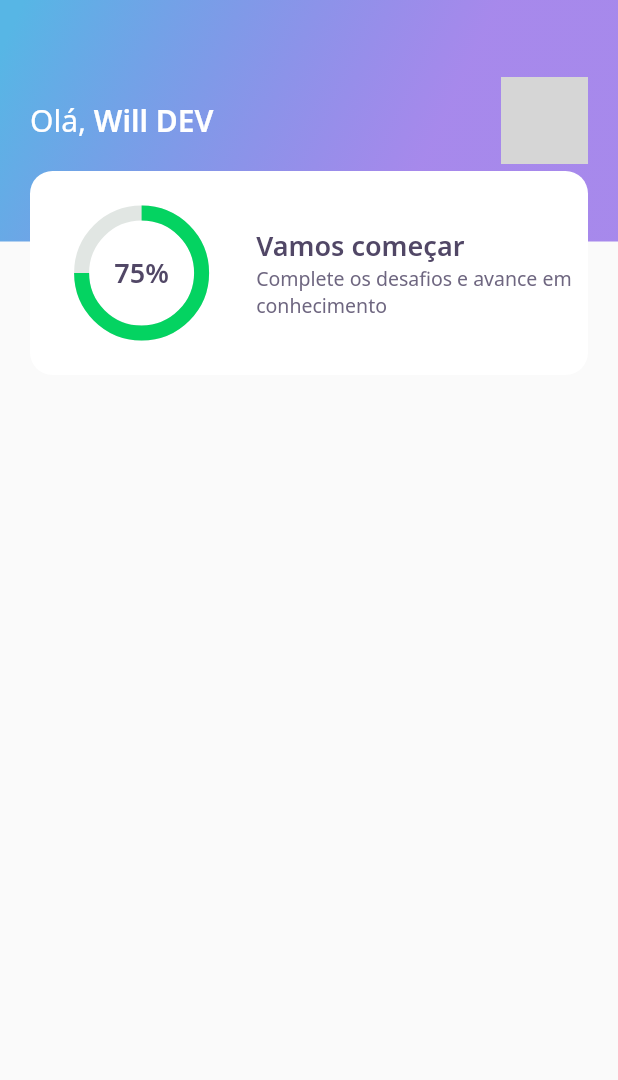
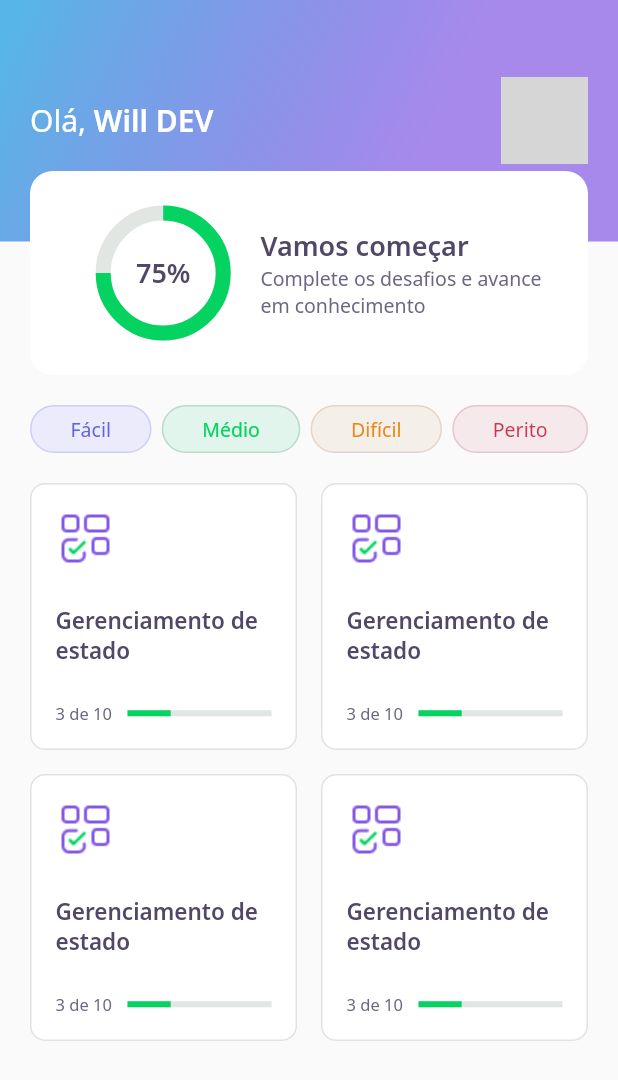
Before and after one commit to willfortes/nlw5_flutter, a Flutter app: the HomePage screen opened directly, on a phone screen of 412 x 824 dp. Shown: the top 1080 px of the screen. Run offline on Flutter 3.47's test engine with Material 2 defaults, Android fonts, the phone set to English and light mode, and no system bars; our stand-ins replace google_fonts; network calls fail; grey boxes are pictures that could not be loaded.

Commit message:
Maximum Speed

```diff
--- a/lib/core/app_widget.dart
+++ b/lib/core/app_widget.dart
@@ -1,3 +1,4 @@
+import 'package:flutter_application_1/challenge/challenge_page.dart';
 import 'package:flutter_application_1/home/home_page.dart';
 import 'package:flutter_application_1/splash/splash_page.dart';
 import 'package:flutter/material.dart';
@@ -7,7 +8,7 @@ class AppWidget extends StatelessWidget {
   Widget build(BuildContext context) {
     return MaterialApp(
       title: "DevQuiz",
-      home: HomePage(),
+      home: ChallengePage(),
     );
   }
 }
--- a/lib/home/home_page.dart
+++ b/lib/home/home_page.dart
@@ -1,5 +1,7 @@
 import 'package:flutter/material.dart';
 import 'package:flutter_application_1/home/widgets/appbar/app_bar_widget.dart';
+import 'package:flutter_application_1/home/widgets/level_button/level_button_widget.dart';
+import 'package:flutter_application_1/home/widgets/quizcard/quiz_card_widget.dart';
 
 class HomePage extends StatefulWidget {
   HomePage({Key? key}) : super (key: key);
@@ -13,6 +15,38 @@ class _HomePageState extends State<HomePage> {
   Widget build(BuildContext context) {
     return Scaffold(
       appBar: AppBarWidget(),
+      body: Padding(
+        padding: const EdgeInsets.symmetric(horizontal: 20),
+        child: Column(
+          children: [
+            Padding(
+              padding: const EdgeInsets.symmetric(vertical: 20),
+              child: Row(
+                mainAxisAlignment: MainAxisAlignment.spaceBetween,
+                children: [
+                  LevelButtonWidget(label: "Fácil"),
+                  LevelButtonWidget(label: "Médio"),
+                  LevelButtonWidget(label: "Difícil"),
+                  LevelButtonWidget(label: "Perito"),
+                ],
+              ),
+            ),
+            Expanded(
+              child: GridView.count(
+                crossAxisSpacing: 16,
+                mainAxisSpacing: 16,
+                crossAxisCount: 2,
+                children: [
+                  QuizCardWidget(),
+                  QuizCardWidget(),
+                  QuizCardWidget(),
+                  QuizCardWidget(),
+                ],
+              ),
+            )
+          ],
+        ),
+      )
     );
   }
 }
--- /dev/null
+++ b/lib/home/widgets/level_button/level_button_widget.dart
@@ -0,0 +1,64 @@
+import 'package:flutter/material.dart';
+import 'package:flutter_application_1/core/app_colors.dart';
+import 'package:google_fonts/google_fonts.dart';
+
+class LevelButtonWidget extends StatelessWidget {
+  final String label;
+
+  LevelButtonWidget({
+    Key? key,
+    required this.label
+  }) : assert(["Fácil", "Médio", "Difícil", "Perito"].contains(label)), super(key: key);
+
+  final config = {
+    "Fácil" : {
+      "color" : AppColors.levelButtonFacil,
+      "borderColor" : AppColors.levelButtonBorderFacil,
+      "fontColor" : AppColors.levelButtonTextFacil
+    },
+    "Médio" : {
+      "color" : AppColors.levelButtonMedio,
+      "borderColor" : AppColors.levelButtonBorderMedio,
+      "fontColor" : AppColors.levelButtonTextMedio
+    },
+    "Difícil" : {
+      "color" : AppColors.levelButtonDificil,
+      "borderColor" : AppColors.levelButtonBorderDificil,
+      "fontColor" : AppColors.levelButtonTextDificil
+    },
+    "Perito" : {
+      "color" : AppColors.levelButtonPerito,
+      "borderColor" : AppColors.levelButtonBorderPerito,
+      "fontColor" : AppColors.levelButtonTextPerito
+    },
+  };
+
+  Color get color => config[label]!['color']!;
+  Color get borderColor => config[label]!['borderColor']!;
+  Color get fontColor => config[label]!['fontColor']!;
+
+  @override
+  Widget build(BuildContext context) {
+    return Container(
+      decoration: BoxDecoration(
+        color: color,
+        border: Border.fromBorderSide(
+          BorderSide(
+            color: borderColor
+          )
+        ),
+        borderRadius: BorderRadius.circular(28)
+      ),
+      child: Padding(
+        padding: const EdgeInsets.symmetric(horizontal: 26, vertical: 6),
+        child: Text(
+          label,
+          style: GoogleFonts.notoSans(
+            color: fontColor,
+            fontSize: 13
+          )
+        ),
+      ),
+    );
+  }
+}
--- /dev/null
+++ b/lib/home/widgets/quizcard/quiz_card_widget.dart
@@ -0,0 +1,55 @@
+import 'package:flutter/material.dart';
+import 'package:flutter_application_1/core/app_colors.dart';
+import 'package:flutter_application_1/core/app_images.dart';
+import 'package:flutter_application_1/core/app_text_styles.dart';
+import 'package:flutter_application_1/shared/widgets/progress_indicator/progress_indicator.dart';
+
+class QuizCardWidget extends StatelessWidget {
+  const QuizCardWidget({Key? key}) : super(key: key);
+
+  @override
+  Widget build(BuildContext context) {
+    return Container(
+      padding: EdgeInsets.all(16),
+      decoration: BoxDecoration(
+        border: Border.fromBorderSide(
+          BorderSide(color: AppColors.border)
+        ),
+        color: AppColors.white,
+        borderRadius: BorderRadius.circular(10)
+      ),
+      child: Column(
+        mainAxisAlignment: MainAxisAlignment.spaceBetween,
+        crossAxisAlignment: CrossAxisAlignment.start,
+        children: [
+          Container(
+            width: 40,
+            height: 40,
+            child: Image.asset(
+              AppImages.blocks
+            ),
+          ),
+          Text(
+            "Gerenciamento de estado",
+            style: AppTextStyles.heading15
+          ),
+          Row(
+            children: [
+              Expanded(
+                flex: 1,
+                child: Text(
+                  "3 de 10",
+                  style: AppTextStyles.body11,
+                ),
+              ),
+              Expanded(
+                flex: 2,
+                child: ProgressIndicatorWidget(value: 0.3),
+              )
+            ],
+          )
+        ],
+      ),
+    );
+  }
+}
--- a/lib/home/widgets/scorecard/score_card_widget.dart
+++ b/lib/home/widgets/scorecard/score_card_widget.dart
@@ -16,6 +16,8 @@ class ScoreCardWidget extends StatelessWidget {
           color: AppColors.white,
           borderRadius: BorderRadius.circular(15)
         ),
+        child: Padding(
+          padding: const EdgeInsets.symmetric(horizontal: 24),
           child: Row(
             crossAxisAlignment: CrossAxisAlignment.center,
             children: [
@@ -26,8 +28,6 @@ class ScoreCardWidget extends StatelessWidget {
               ),
               Expanded(
                 flex: 3,
-              child: Padding(
-                padding: const EdgeInsets.only(left: 2),
                 child: Column(
                   mainAxisAlignment: MainAxisAlignment.center,
                   crossAxisAlignment: CrossAxisAlignment.start,
@@ -42,9 +42,9 @@ class ScoreCardWidget extends StatelessWidget {
                     )
                   ],
                 ),
-              ),
               )
             ],
+          ),
         )
       ),
     );
--- /dev/null
+++ b/lib/shared/widgets/progress_indicator/progress_indicator.dart
@@ -0,0 +1,20 @@
+import 'package:flutter/material.dart';
+import 'package:flutter_application_1/core/app_colors.dart';
+
+class ProgressIndicatorWidget extends StatelessWidget {
+
+  final double value;
+
+  const ProgressIndicatorWidget({Key? key, required this.value}) : super(key: key);
+
+  @override
+  Widget build(BuildContext context) {
+    return LinearProgressIndicator(
+      value: value,
+      backgroundColor: AppColors.chartSecondary,
+      valueColor: AlwaysStoppedAnimation<Color>(
+        AppColors.chartPrimary
+      ),
+    );
+  }
+}
```
Also changed, not shown: lib/challenge/challenge_page.dart (added, +23 -0 lines), lib/challenge/widgets/awnser/awnser_widget.dart (added, +72 -0 lines), lib/challenge/widgets/question_indicator/question_indicator_widget.dart (added, +28 -0 lines), lib/challenge/widgets/quiz/quiz_widget.dart (added, +26 -0 lines). Lines whose indentation alone changed are shown as unchanged.
